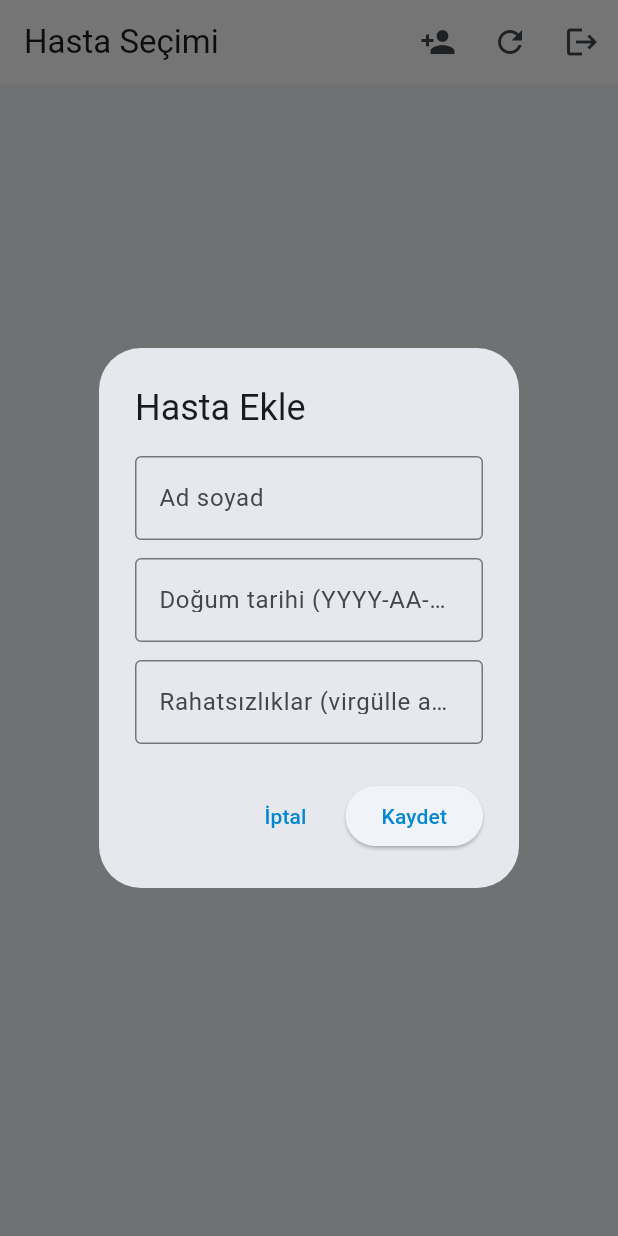
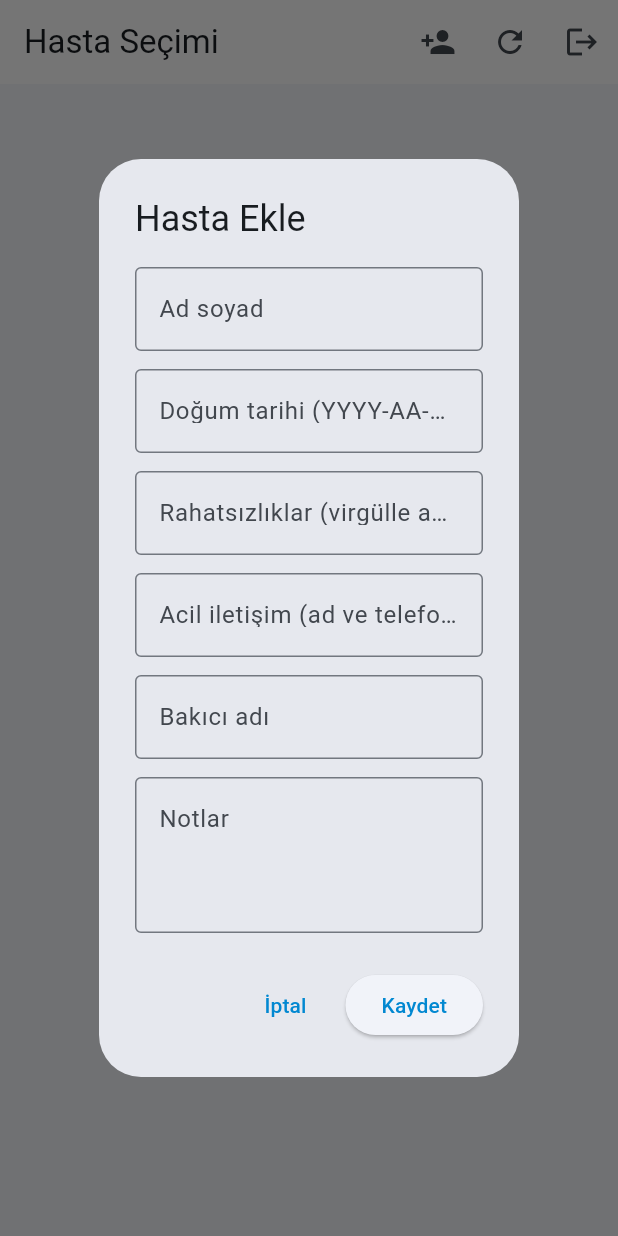
Before and after one commit to eserbahar/demans_hasta_takip, a Flutter app: the screen it shows once a user with an empty profile is signed in, after a tap on the "person add" icon, on a phone screen of 412 x 824 dp. Run offline on Flutter 3.47's test engine with Material 3 defaults, Android fonts, the phone set to English and light mode, and no system bars; our stand-ins replace supabase_flutter; accounts and stored records are empty.

Commit message:
Add emergency contact/caregiver/notes fields and fix web app title
- Hasta Ekle dialog now captures emergency_contact, caregiver_name,
  and notes columns that already existed in the patients schema.
- Patient list shows caregiver name as a quick hint.
- web/index.html and manifest.json now use the app's real name
  instead of the default "demans_1" Flutter project name.
- .gitignore excludes local secret files (env.json, .env, etc.)

Co-Authored-By: Claude Sonnet 5 <noreply@anthropic.com>

```diff
--- a/lib/main.dart
+++ b/lib/main.dart
@@ -207,12 +207,18 @@ class RemotePatient {
   final String fullName;
   final DateTime? birthDate;
   final List<String> medicalConditions;
+  final String? emergencyContact;
+  final String? caregiverName;
+  final String? notes;
 
   const RemotePatient({
     required this.id,
     required this.fullName,
     required this.birthDate,
     required this.medicalConditions,
+    this.emergencyContact,
+    this.caregiverName,
+    this.notes,
   });
 
   factory RemotePatient.fromMap(Map<String, dynamic> map) {
@@ -225,6 +231,9 @@ class RemotePatient {
       medicalConditions: (map['medical_conditions'] as List<dynamic>? ?? [])
           .map((condition) => condition.toString())
           .toList(),
+      emergencyContact: map['emergency_contact'] as String?,
+      caregiverName: map['caregiver_name'] as String?,
+      notes: map['notes'] as String?,
     );
   }
 }
@@ -281,6 +290,9 @@ class _PatientSelectionScreenState extends State<PatientSelectionScreen> {
     final nameController = TextEditingController();
     final birthDateController = TextEditingController();
     final conditionsController = TextEditingController();
+    final emergencyContactController = TextEditingController();
+    final caregiverNameController = TextEditingController();
+    final notesController = TextEditingController();
     String? errorMessage;
 
     showDialog(
@@ -318,6 +330,33 @@ class _PatientSelectionScreenState extends State<PatientSelectionScreen> {
                         border: OutlineInputBorder(),
                       ),
                     ),
+                    const SizedBox(height: 12),
+                    TextField(
+                      controller: emergencyContactController,
+                      keyboardType: TextInputType.phone,
+                      decoration: const InputDecoration(
+                        labelText: 'Acil iletişim (ad ve telefon)',
+                        border: OutlineInputBorder(),
+                      ),
+                    ),
+                    const SizedBox(height: 12),
+                    TextField(
+                      controller: caregiverNameController,
+                      decoration: const InputDecoration(
+                        labelText: 'Bakıcı adı',
+                        border: OutlineInputBorder(),
+                      ),
+                    ),
+                    const SizedBox(height: 12),
+                    TextField(
+                      controller: notesController,
+                      maxLines: 3,
+                      decoration: const InputDecoration(
+                        labelText: 'Notlar',
+                        border: OutlineInputBorder(),
+                        alignLabelWithHint: true,
+                      ),
+                    ),
                     if (errorMessage != null) ...[
                       const SizedBox(height: 12),
                       Text(errorMessage!, style: const TextStyle(color: Colors.red)),
@@ -354,6 +393,9 @@ class _PatientSelectionScreenState extends State<PatientSelectionScreen> {
                           .select('role')
                           .eq('id', userId)
                           .single();
+                      final emergencyContact = emergencyContactController.text.trim();
+                      final caregiverName = caregiverNameController.text.trim();
+                      final notes = notesController.text.trim();
                       final patient = await supabase.from('patients').insert({
                         'full_name': name,
                         'birth_date': birthDate?.toIso8601String().split('T').first,
@@ -362,6 +404,9 @@ class _PatientSelectionScreenState extends State<PatientSelectionScreen> {
                             .map((condition) => condition.trim())
                             .where((condition) => condition.isNotEmpty)
                             .toList(),
+                        'emergency_contact': emergencyContact.isEmpty ? null : emergencyContact,
+                        'caregiver_name': caregiverName.isEmpty ? null : caregiverName,
+                        'notes': notes.isEmpty ? null : notes,
                         'created_by': userId,
                       }).select('id').single();
                       await supabase.from('patient_access').insert({
@@ -390,6 +435,9 @@ class _PatientSelectionScreenState extends State<PatientSelectionScreen> {
       nameController.dispose();
       birthDateController.dispose();
       conditionsController.dispose();
+      emergencyContactController.dispose();
+      caregiverNameController.dispose();
+      notesController.dispose();
     });
   }
 
@@ -407,7 +455,9 @@ class _PatientSelectionScreenState extends State<PatientSelectionScreen> {
     try {
       final rows = await supabase
           .from('patients')
-          .select('id, full_name, birth_date, medical_conditions')
+          .select(
+            'id, full_name, birth_date, medical_conditions, emergency_contact, caregiver_name, notes',
+          )
           .order('full_name');
       if (mounted) {
         setState(() {
@@ -481,9 +531,14 @@ class _PatientSelectionScreenState extends State<PatientSelectionScreen> {
                               style: const TextStyle(fontWeight: FontWeight.bold),
                             ),
                             subtitle: Text(
-                              patient.birthDate == null
-                                  ? 'Doğum tarihi belirtilmedi'
-                                  : 'Doğum: ${patient.birthDate!.day}.${patient.birthDate!.month}.${patient.birthDate!.year}',
+                              [
+                                patient.birthDate == null
+                                    ? 'Doğum tarihi belirtilmedi'
+                                    : 'Doğum: ${patient.birthDate!.day}.${patient.birthDate!.month}.${patient.birthDate!.year}',
+                                if (patient.caregiverName != null &&
+                                    patient.caregiverName!.isNotEmpty)
+                                  'Bakıcı: ${patient.caregiverName}',
+                              ].join(' • '),
                             ),
                             trailing: const Icon(Icons.chevron_right),
                             onTap: () => _selectPatient(patient),
```
Also changed, not shown: 3 other files.
